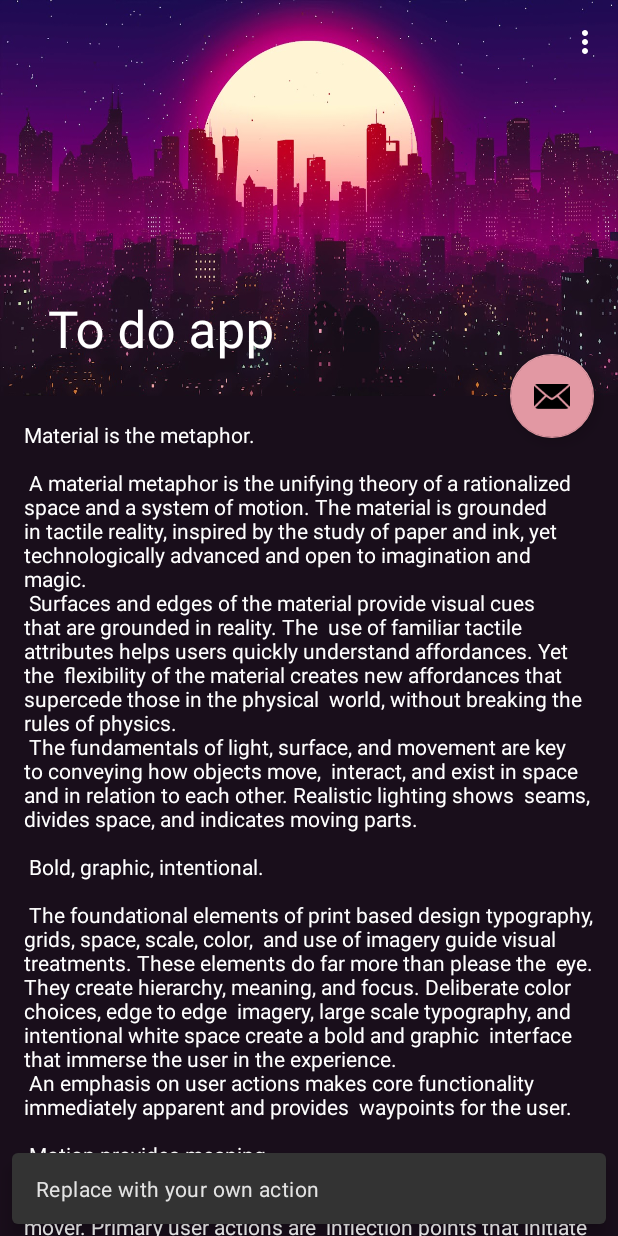
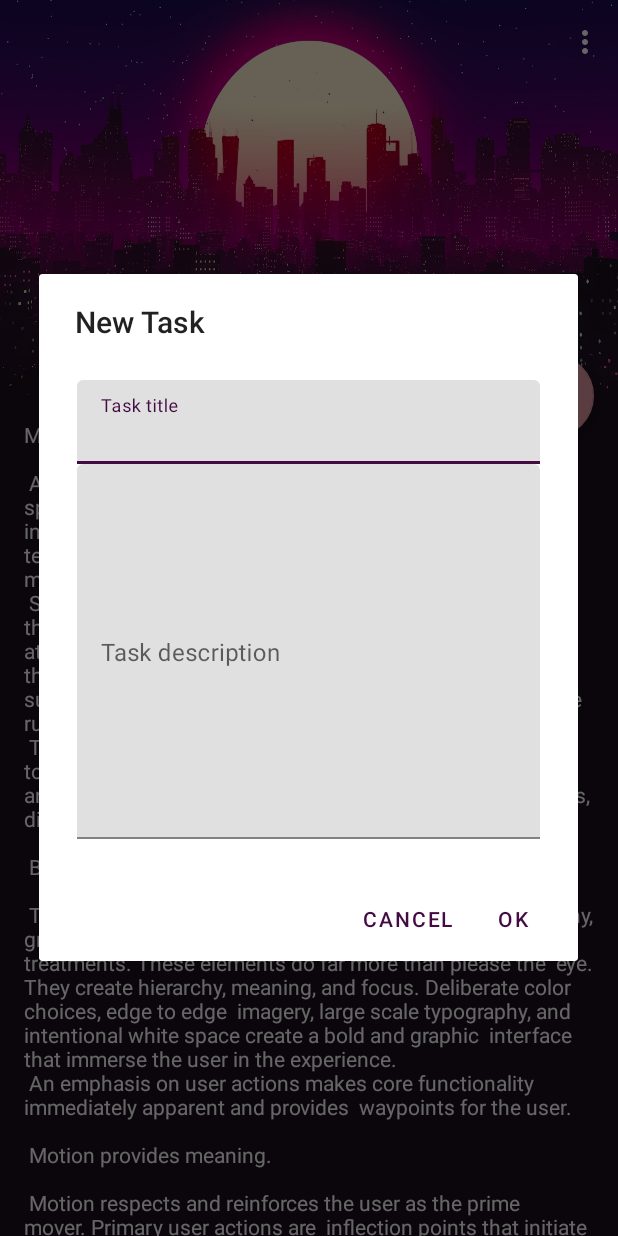
Before and after one commit to ade3l/To-do-app, an Android app: the screen it shows after launch (ScrollingActivity), after a tap on an icon or button, on a phone screen of 412 x 824 dp. Run offline under Robolectric (Android 15) with nearby library versions, the phone set to English and light mode, and no system bars.

Commit message:
Added alert dialog with two edit texts

```diff
--- a/app/build.gradle
+++ b/app/build.gradle
@@ -35,4 +35,6 @@ dependencies {
     testImplementation 'junit:junit:4.+'
     androidTestImplementation 'androidx.test.ext:junit:1.1.2'
     androidTestImplementation 'androidx.test.espresso:espresso-core:3.3.0'
+    api 'com.google.android.material:material:1.1.0-alpha06'
+    implementation 'com.android.support:design:28.0.0'
 }
--- a/app/src/main/AndroidManifest.xml
+++ b/app/src/main/AndroidManifest.xml
@@ -8,7 +8,8 @@
         android:label="@string/app_name"
         android:roundIcon="@mipmap/ic_launcher_round"
         android:supportsRtl="true"
-        android:theme="@style/Theme.ToDoApp">
+        android:theme="@style/Theme.ToDoApp"
+        >
         <activity
             android:name=".ScrollingActivity"
             android:label="@string/app_name"
--- a/app/src/main/java/com/example/todoapp/ScrollingActivity.java
+++ b/app/src/main/java/com/example/todoapp/ScrollingActivity.java
@@ -1,18 +1,23 @@
 package com.example.todoapp;
 
+import android.content.DialogInterface;
 import android.os.Bundle;
 
 import com.google.android.material.appbar.CollapsingToolbarLayout;
 import com.google.android.material.floatingactionbutton.FloatingActionButton;
-import com.google.android.material.snackbar.Snackbar;
 
+import androidx.appcompat.app.AlertDialog;
 import androidx.appcompat.app.AppCompatActivity;
 import androidx.appcompat.app.AppCompatDelegate;
 import androidx.appcompat.widget.Toolbar;
 
+import android.view.LayoutInflater;
 import android.view.View;
 import android.view.Menu;
 import android.view.MenuItem;
+import android.view.ViewGroup;
+import android.widget.EditText;
+import android.widget.Toast;
 
 public class ScrollingActivity extends AppCompatActivity {
 
@@ -25,13 +30,38 @@ public class ScrollingActivity extends AppCompatActivity {
         setSupportActionBar(toolbar);
         CollapsingToolbarLayout toolBarLayout = (CollapsingToolbarLayout) findViewById(R.id.toolbar_layout);
         toolBarLayout.setTitle(getTitle());
-
+        final String[] title = new String[1];
+        final String[] description = new String[1];
         FloatingActionButton fab = (FloatingActionButton) findViewById(R.id.fab);
         fab.setOnClickListener(new View.OnClickListener() {
             @Override
             public void onClick(View view) {
-                Snackbar.make(view, "Replace with your own action", Snackbar.LENGTH_LONG)
-                        .setAction("Action", null).show();
+//                Snackbar.make(view, "Replace with your own action", Snackbar.LENGTH_LONG)
+//                        .setAction("Action", null).show();
+                AlertDialog.Builder builder = new AlertDialog.Builder(ScrollingActivity.this);
+                builder.setTitle("New Task");
+                View viewInflated = LayoutInflater.from(ScrollingActivity.this).inflate(R.layout.task_input,(ViewGroup) findViewById(android.R.id.content) , false);
+                final EditText title_textView = (EditText) viewInflated.findViewById(R.id.title);
+                final EditText description_textView = (EditText) viewInflated.findViewById(R.id.description);
+
+                builder.setView(viewInflated);
+
+                builder.setPositiveButton(android.R.string.ok, new DialogInterface.OnClickListener() {
+                    @Override
+                    public void onClick(DialogInterface dialog, int which) {
+                        dialog.dismiss();
+                        title[0] = title_textView.getText().toString();
+                        description[0] =description_textView.getText().toString();
+                    }
+                });
+                builder.setNegativeButton(android.R.string.cancel, new DialogInterface.OnClickListener() {
+                    @Override
+                    public void onClick(DialogInterface dialog, int which) {
+                        dialog.cancel();
+                    }
+                });
+
+                builder.show();
             }
         });
     }
--- /dev/null
+++ b/app/src/main/res/layout/task_input.xml
@@ -0,0 +1,37 @@
+<?xml version="1.0" encoding="utf-8"?>
+<FrameLayout xmlns:android="http://schemas.android.com/apk/res/android"
+    android:layout_width="match_parent"
+    android:layout_height="wrap_content"
+    android:padding="25dp">
+
+    <com.google.android.material.textfield.TextInputLayout
+        android:layout_width="match_parent"
+        android:layout_height="wrap_content">
+
+        <com.google.android.material.textfield.TextInputEditText
+            android:id="@+id/title"
+            android:layout_width="match_parent"
+            android:layout_height="wrap_content"
+            android:hint="Task title"
+            android:imeOptions="actionDone"
+
+            />
+
+        <com.google.android.material.textfield.TextInputLayout
+            android:layout_width="match_parent"
+            android:layout_height="250dp"
+            android:gravity="start">
+
+            <EditText
+                android:id="@+id/description"
+                android:layout_width="match_parent"
+                android:layout_height="250dp"
+                android:gravity="top"
+                android:hint="Task description"
+                android:imeOptions="actionDone" />
+
+        </com.google.android.material.textfield.TextInputLayout>
+
+    </com.google.android.material.textfield.TextInputLayout>
+
+</FrameLayout>
```
